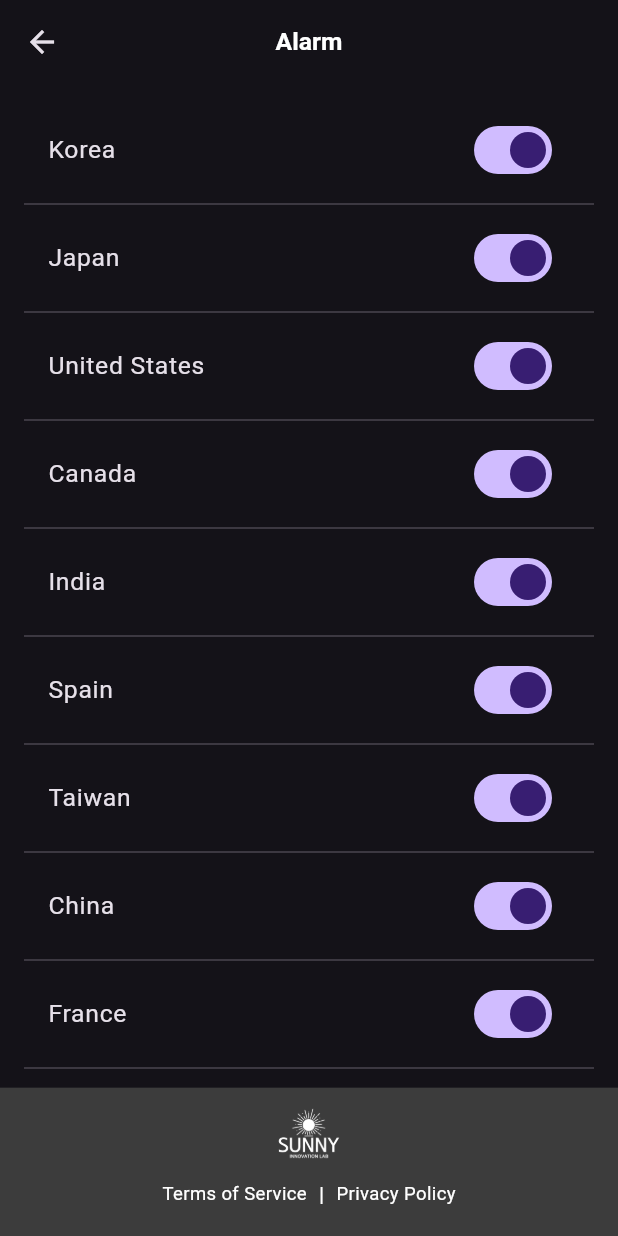
After one commit to eunbeek/world_movie_trailer, a Flutter app: the AlarmListPage screen opened directly, on a phone screen of 412 x 824 dp. The commit adds this screen. Run offline on Flutter 3.47's test engine with Material 3 defaults, Android fonts, the phone set to English and light mode, and no system bars; our stand-ins replace cached_network_image, chewie, firebase_core, firebase_storage, flutter_local_notifications, google_mobile_ads and 7 more; missing offline and left inert: amplitude_flutter; accounts and stored records are empty; network calls fail.

Commit message:
init alarm

```diff
--- a/lib/common/constants.dart
+++ b/lib/common/constants.dart
@@ -39,6 +39,7 @@ Map<String, Map<String, String>> settingLabel = {
     'lastusage': '마지막 사용 시간',
     'setting': '설정하기',
     'vibrate': '진동',
+    'alarm': '알람', // 추가된 알람
     'caption': '자막',
     'language': '언어',
     'theme': '테마',
@@ -63,6 +64,7 @@ Map<String, Map<String, String>> settingLabel = {
     'lastusage': 'Last Usage Time',
     'setting': 'Settings',
     'vibrate': 'Haptics',
+    'alarm': 'Alarm', // 추가된 알람
     'caption': 'Caption',
     'language': 'Language',
     'theme': 'Theme',
@@ -87,6 +89,7 @@ Map<String, Map<String, String>> settingLabel = {
     'lastusage': '最後の使用時間',
     'setting': '設定',
     'vibrate': '振動',
+    'alarm': 'アラーム', // 추가된 알람
     'caption': 'キャプション',
     'language': '言語',
     'theme': 'テーマ',
@@ -111,6 +114,7 @@ Map<String, Map<String, String>> settingLabel = {
     'lastusage': '最後使用時間',
     'setting': '設定',
     'vibrate': '震動',
+    'alarm': '鬧鐘', // 추가된 알람
     'caption': '字幕',
     'language': '語言',
     'theme': '主題',
@@ -135,6 +139,7 @@ Map<String, Map<String, String>> settingLabel = {
     'lastusage': 'Dernière utilisation',
     'setting': 'Paramètres',
     'vibrate': 'Vibration',
+    'alarm': 'Alarme', // 추가된 알람
     'caption': 'Sous-titres',
     'language': 'Langue',
     'theme': 'Thème',
@@ -159,6 +164,7 @@ Map<String, Map<String, String>> settingLabel = {
     'lastusage': 'Letzte Nutzung',
     'setting': 'Einstellungen',
     'vibrate': 'Vibration',
+    'alarm': 'Wecker', // 추가된 알람
     'caption': 'Untertitel',
     'language': 'Sprache',
     'theme': 'Thema',
@@ -183,6 +189,7 @@ Map<String, Map<String, String>> settingLabel = {
     'lastusage': '最后使用时间',
     'setting': '设置',
     'vibrate': '震动',
+    'alarm': '闹钟', // 추가된 알람
     'caption': '字幕',
     'language': '语言',
     'theme': '主题',
@@ -207,6 +214,7 @@ Map<String, Map<String, String>> settingLabel = {
     'lastusage': 'Último uso',
     'setting': 'Configuración',
     'vibrate': 'Vibración',
+    'alarm': 'Alarma', // 추가된 알람
     'caption': 'Subtítulos',
     'language': 'Idioma',
     'theme': 'Tema',
@@ -231,6 +239,7 @@ Map<String, Map<String, String>> settingLabel = {
     'lastusage': 'अंतिम उपयोग समय',
     'setting': 'सेटिंग्स',
     'vibrate': 'कंपन',
+    'alarm': 'अलार्म', // 추가된 알람
     'caption': 'कैप्शन',
     'language': 'भाषा',
     'theme': 'थीम',
@@ -255,6 +264,7 @@ Map<String, Map<String, String>> settingLabel = {
     'lastusage': 'เวลาการใช้งานล่าสุด',
     'setting': 'การตั้งค่า',
     'vibrate': 'การสั่นสะเทือน',
+    'alarm': 'ปลุก', // 추가된 알람
     'caption': 'คำบรรยาย',
     'language': 'ภาษา',
     'theme': 'ธีม',
--- /dev/null
+++ b/lib/layout/alarm_list_page.dart
@@ -0,0 +1,174 @@
+import 'dart:io';
+
+import 'package:flutter/material.dart';
+import 'package:provider/provider.dart';
+import 'package:url_launcher/url_launcher.dart';
+import 'package:world_movie_trailer/common/constants.dart';
+import 'package:world_movie_trailer/common/providers/settings_provider.dart';
+import 'package:world_movie_trailer/common/translate.dart';
+
+class AlarmListPage extends StatelessWidget {
+  const AlarmListPage({super.key});
+
+  @override
+  Widget build(BuildContext context) {
+    final settingsProvider = Provider.of<SettingsProvider>(context);
+
+    return SafeArea(
+      child: Scaffold(
+        appBar: AppBar(
+          centerTitle: true,
+          title: Text(
+            getSettingsLabel(settingsProvider.language, "alarm"),
+            style: TextStyle(
+              fontSize: MediaQuery.of(context).size.height * 0.02,
+              fontWeight: FontWeight.bold,
+              color: settingsProvider.isDarkTheme ? Colors.white : Colors.black,
+            ),
+          ),
+          leading: IconButton(
+            icon: const Icon(Icons.arrow_back), // Back arrow icon
+            onPressed: () {
+              Navigator.of(context).pop(); // Go back
+            },
+          ),
+        ),
+        body: SingleChildScrollView(
+          padding: const EdgeInsets.all(16.0),
+          child: Column(
+            children: _buildCountryList(context, settingsProvider),
+          ),
+        ),
+        bottomNavigationBar: _buildBottomNavigationBar(context, settingsProvider),
+      ),
+    );
+  }
+
+  /// Builds the list of countries with alarm toggles.
+  List<Widget> _buildCountryList(BuildContext context, SettingsProvider settingsProvider) {
+    List<Widget> countryWidgets = [];
+
+    // Flatten all countries from countryByDay
+    final allCountries = countryByDay.values.expand((countries) => countries).toList();
+
+    for (int i = 0; i < allCountries.length; i++) {
+      countryWidgets.add(_buildCountryListTile(context, settingsProvider, allCountries[i]));
+
+      // Add a divider after every country except the last one
+      if (i < allCountries.length - 1) {
+        countryWidgets.add(const Divider());
+      }
+    }
+
+    return countryWidgets;
+  }
+
+  /// Builds a single country list tile with alarm toggle.
+  Widget _buildCountryListTile(BuildContext context, SettingsProvider settingsProvider, String countryKey) {
+    final localizedCountryName = localizedCountries[settingsProvider.language]?[countryKey] ?? countryKey;
+
+    return ListTile(
+      title: Text(
+        localizedCountryName,
+        style: TextStyle(
+          fontSize: MediaQuery.of(context).size.height * 0.02,
+        ),
+      ),
+      trailing: Switch(
+        value: settingsProvider.isAlarmOnByDay?.values
+                .any((countryMap) => countryMap[countryKey] == true) ??
+            false, // Check any day with this country's alarm
+        onChanged: (bool value) {
+          _toggleCountryAlarms(settingsProvider, countryKey, value);
+        },
+      ),
+    );
+  }
+
+  /// Toggles the alarm for the specified country across all days.
+  void _toggleCountryAlarms(SettingsProvider settingsProvider, String countryKey, bool isOn) {
+    settingsProvider.isAlarmOnByDay?.forEach((day, countryMap) {
+      if (countryMap.containsKey(countryKey)) {
+        settingsProvider.updateAlarmForCountryByDay(day, countryKey, isOn);
+      }
+    });
+  }
+
+  /// Builds the bottom navigation bar.
+  Widget _buildBottomNavigationBar(BuildContext context, SettingsProvider settingsProvider) {
+    return Container(
+      height: MediaQuery.of(context).size.height * 0.12,
+      color: settingsProvider.isDarkTheme ? const Color(0xff3c3c3c) : const Color(0xff435555),
+      padding: EdgeInsets.only(
+        top: MediaQuery.of(context).size.height * 0.12 * 0.1,
+        bottom: MediaQuery.of(context).size.height * 0.12 * 0.1,
+      ),
+      child: Column(
+        mainAxisSize: MainAxisSize.min,
+        children: [
+          GestureDetector(
+            onTap: () async {
+              const url =
+                  'https://sunnyinnolab.notion.site/About-Sunny-Innovation-Lab-4a09c94d4b6d4a0f8113f16660b6add3';
+              if (await canLaunchUrl(Uri.parse(url))) {
+                await launchUrl(Uri.parse(url), mode: LaunchMode.externalApplication);
+              }
+            },
+            child: Image.asset(
+              'assets/images/dark/logo_sil_white_1024.png',
+              height: MediaQuery.of(context).size.height * 0.05,
+            ),
+          ),
+          SizedBox(height: MediaQuery.of(context).size.height * 0.12 * 0.1),
+          Row(
+            mainAxisAlignment: MainAxisAlignment.center,
+            children: [
+              GestureDetector(
+                onTap: () async {
+                  const url =
+                      'https://sunnyinnolab.notion.site/Terms-and-Conditions-0601612ffa404317a4ddaf5a094e5471';
+                  if (await canLaunchUrl(Uri.parse(url))) {
+                    await launchUrl(Uri.parse(url), mode: LaunchMode.externalApplication);
+                  }
+                },
+                child: Text(
+                  getSettingsLabel(settingsProvider.language, "terms"),
+                  style: TextStyle(
+                    fontSize: MediaQuery.of(context).size.height * 0.015,
+                    color: Colors.white,
+                  ),
+                ),
+              ),
+              const Padding(
+                padding: EdgeInsets.symmetric(horizontal: 8.0),
+                child: Text(
+                  '|',
+                  style: TextStyle(
+                    fontSize: 14,
+                    color: Colors.white,
+                  ),
+                ),
+              ),
+              GestureDetector(
+                onTap: () async {
+                  const url =
+                      'https://sunnyinnolab.notion.site/Privacy-Policy-2919720d6e7848669b9d5e1170c6cabc';
+                  if (await canLaunchUrl(Uri.parse(url))) {
+                    await launchUrl(Uri.parse(url), mode: LaunchMode.externalApplication);
+                  }
+                },
+                child: Text(
+                  getSettingsLabel(settingsProvider.language, "privacy"),
+                  style: TextStyle(
+                    fontSize: MediaQuery.of(context).size.height * 0.015,
+                    color: Colors.white,
+                  ),
+                ),
+              ),
+            ],
+          ),
+        ],
+      ),
+    );
+  }
+}
--- a/lib/model/settings.dart
+++ b/lib/model/settings.dart
@@ -48,6 +48,11 @@ class Settings extends HiveObject {
   @HiveField(13)
   DateTime lastSpecialFetched;
 
+  // Future: Alarm
+  @HiveField(14)
+  Map<int, Map<String, bool>>? isAlarmOnByDay;
+
+
   Settings({
     required this.language,
     required this.theme,
@@ -63,6 +68,7 @@ class Settings extends HiveObject {
     required this.lastDate,
     this.lastSpecialNumber = 0,
     required this.lastSpecialFetched,
+    this.isAlarmOnByDay,   // Future: Alarm
   });
 
   // Factory constructor to create default settings
@@ -96,6 +102,11 @@ class Settings extends HiveObject {
       defaultNewShown[currentWeekday]!.updateAll((key, value) => true);
     }
 
+    // Future: Alarm
+    final defaultIsAlarmOnByDay = countryByDay.map((day, countries) =>
+      MapEntry(day, {for (var country in countries) country: true})
+    );
+
     return Settings(
       language: deviceLanguage,
       theme: 'dark',
@@ -110,6 +121,7 @@ class Settings extends HiveObject {
       isNewShown: defaultNewShown,
       lastDate: DateTime.now(),
       lastSpecialFetched: DateTime.now(),
+      isAlarmOnByDay: defaultIsAlarmOnByDay,
     );
   }
 }
```
Also changed, not shown: lib/common/providers/settings_provider.dart (+31 -0 lines), lib/common/services/alarm_service.dart (added, +122 -0 lines), lib/layout/settings_page.dart (+22 -1 lines), lib/main.dart (+17 -1 lines), lib/model/settings.g.dart.
